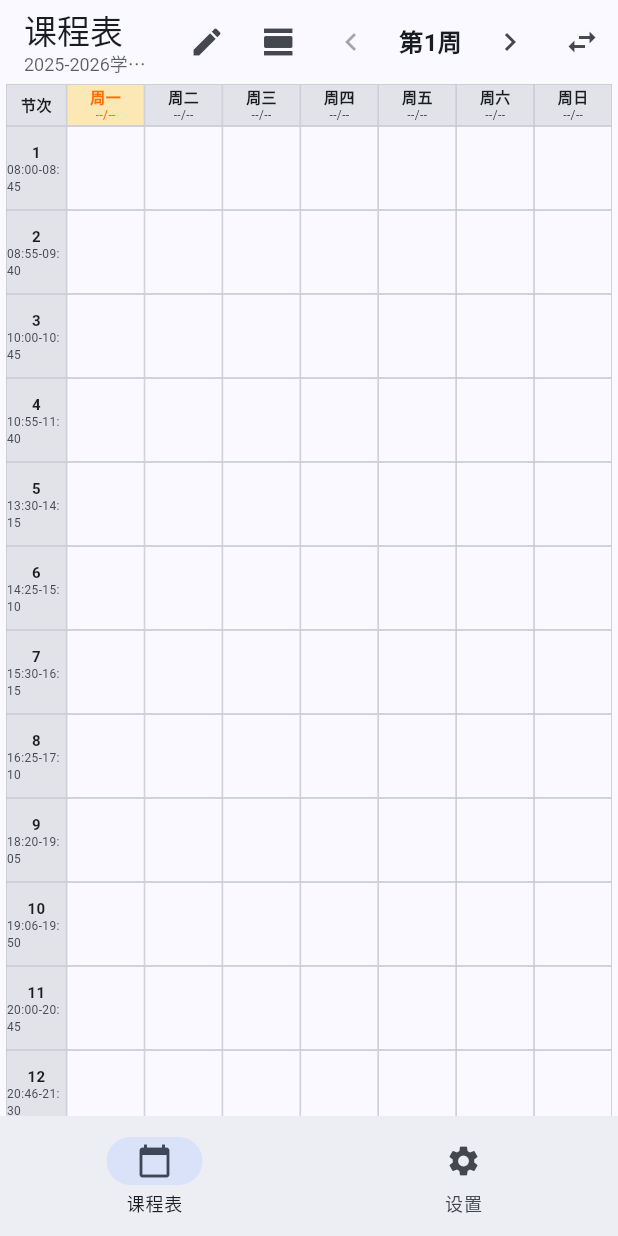
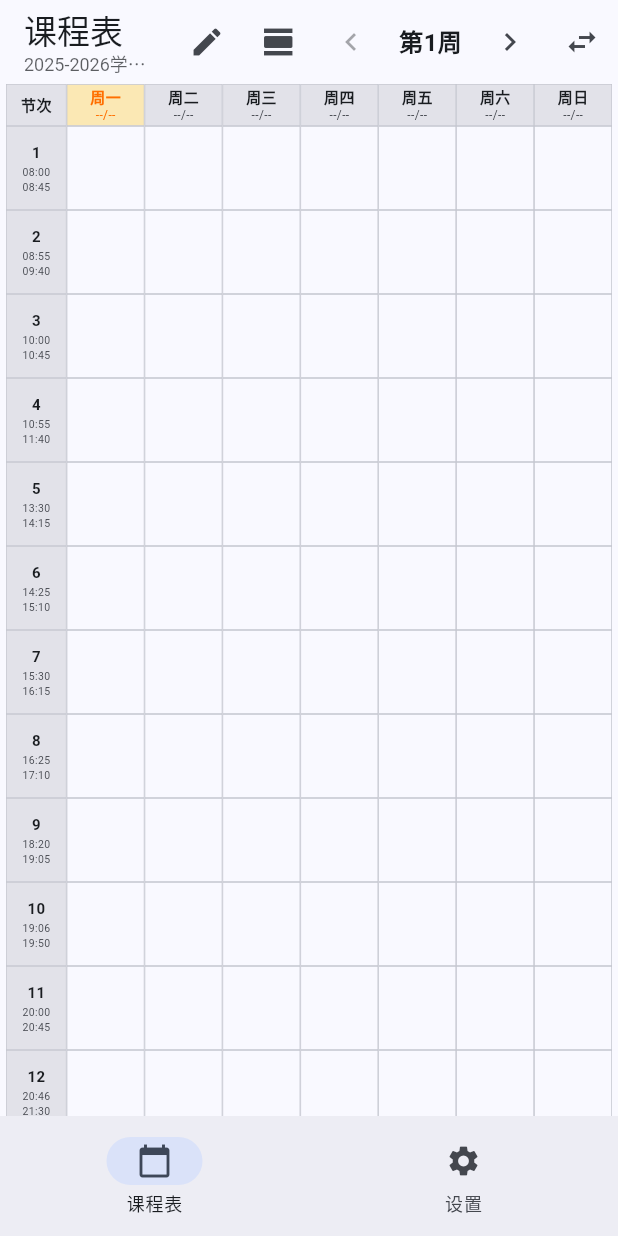
Before and after one commit to ZincGluxx/JLU_COURSE_APP, a Flutter app: the screen it shows after launch, on a phone screen of 412 x 824 dp. Run offline on Flutter 3.47's test engine with Material 3 defaults, Android fonts, the phone set to English and light mode, and no system bars; our stand-ins replace shared_preferences, webview_flutter; missing offline and left inert: home_widget.

Commit message:
UI: split time range into two lines in section column

```diff
--- a/lib/screens/course_table_screen.dart
+++ b/lib/screens/course_table_screen.dart
@@ -579,7 +579,18 @@ class _CourseTableScreenState extends State<CourseTableScreen> {
             mainAxisAlignment: MainAxisAlignment.center,
             children: [
               Text('$section', style: const TextStyle(fontWeight: FontWeight.bold, fontSize: 10)),
-              Text(timeStr, style: TextStyle(fontSize: 8, color: Theme.of(context).colorScheme.onSurfaceVariant)),
+              const SizedBox(height: 2),
+              if (timeStr.contains('-')) ...[
+                Text(
+                  timeStr.split('-')[0],
+                  style: TextStyle(fontSize: 7, color: Theme.of(context).colorScheme.onSurfaceVariant),
+                ),
+                Text(
+                  timeStr.split('-')[1],
+                  style: TextStyle(fontSize: 7, color: Theme.of(context).colorScheme.onSurfaceVariant),
+                ),
+              ] else
+                Text(timeStr, style: TextStyle(fontSize: 7, color: Theme.of(context).colorScheme.onSurfaceVariant)),
             ],
           ),
         );
```
